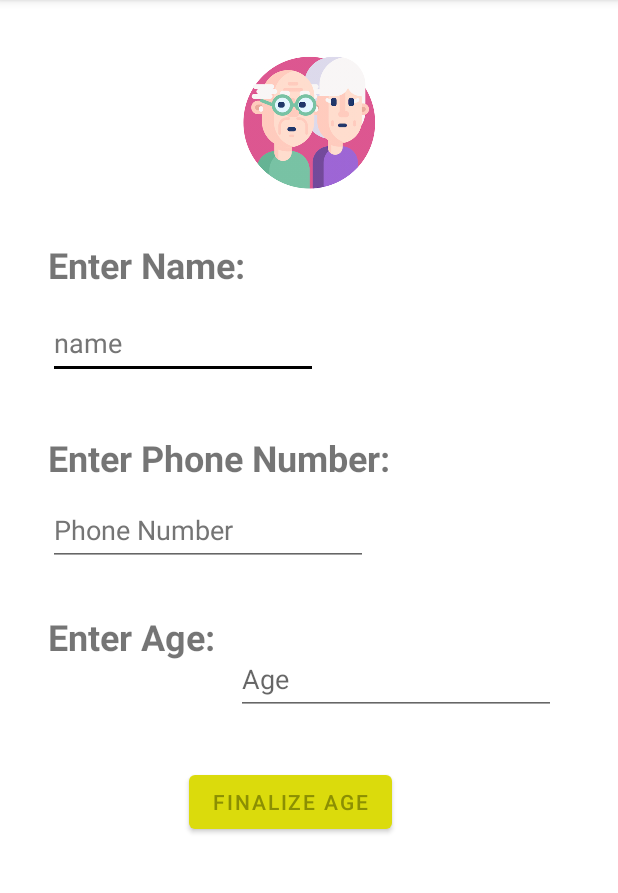
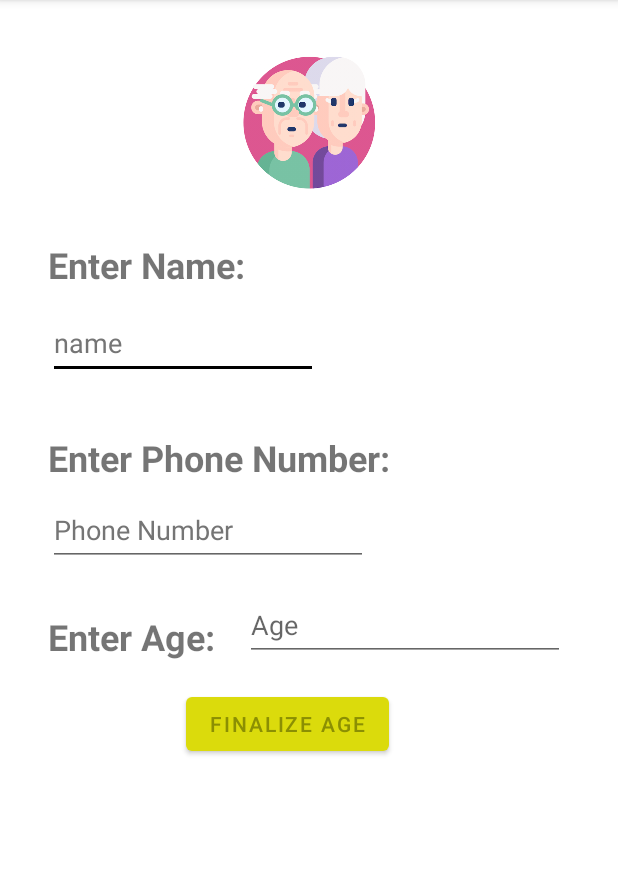
Before and after one commit to Sam0702/Oldify, an Android app: the SignUp screen opened directly, with no data from a screen before it, on a phone screen of 412 x 824 dp, the part 84-977 px from its top. Run offline under Robolectric (Android 15) with nearby library versions, the phone set to English and light mode, and no system bars.

Commit message:
Did some changes

```diff
--- a/app/src/main/AndroidManifest.xml
+++ b/app/src/main/AndroidManifest.xml
@@ -9,6 +9,9 @@
         android:roundIcon="@mipmap/ic_launcher_round"
         android:supportsRtl="true"
         android:theme="@style/Theme.Oldify">
+        <activity
+            android:name=".signIn_Security"
+            android:exported="false" />
         <activity
             android:name=".SignUp"
             android:exported="false" />
--- a/app/src/main/java/com/jc897407/oldify/ActionPage.java
+++ b/app/src/main/java/com/jc897407/oldify/ActionPage.java
@@ -33,6 +33,7 @@ public class ActionPage extends AppCompatActivity {
         medicinetxt = findViewById(R.id.medicinetxt);
         seekBar = findViewById(R.id.seekBar);
 
+        // Increase the text size using SeekBar
         seekBar.setOnSeekBarChangeListener(new SeekBar.OnSeekBarChangeListener() {
             @Override
             public void onProgressChanged(SeekBar seekBar, int progress, boolean fromUser) {
@@ -86,7 +87,6 @@ public class ActionPage extends AppCompatActivity {
 
         // calling the action bar
         ActionBar actionBar = getSupportActionBar();
-
         // showing the back button in action bar
         assert actionBar != null;
         actionBar.setDisplayHomeAsUpEnabled(true);
@@ -111,6 +111,4 @@ public class ActionPage extends AppCompatActivity {
         return super.onOptionsItemSelected(item);
     }
 
-
-
 }
--- a/app/src/main/java/com/jc897407/oldify/SignUp.java
+++ b/app/src/main/java/com/jc897407/oldify/SignUp.java
@@ -28,10 +28,16 @@ public class SignUp extends AppCompatActivity {
         // showing the back button in action bar
         assert actionBar != null;
         actionBar.setDisplayHomeAsUpEnabled(true);
-
-        Button sigBtn = findViewById(R.id.signup);
-        sigBtn.setOnClickListener(view -> {
+        //Signin without OTP
+        Button signup = findViewById(R.id.signup);
+        signup.setOnClickListener(view -> {
             Intent intent = new Intent(this, signIn.class);
+            startActivity(intent);
+        });
+        //Signin With OTP
+        Button signup2 = findViewById(R.id.signup2);
+        signup2.setOnClickListener(view -> {
+            Intent intent = new Intent(this, signIn_Security.class);
             startActivity(intent);
         });
 
--- a/app/src/main/res/layout/activity_sign_up.xml
+++ b/app/src/main/res/layout/activity_sign_up.xml
@@ -98,48 +98,48 @@
         app:layout_constraintTop_toTopOf="parent" />
 
     <Button
+        android:id="@+id/signup2"
+        android:layout_width="wrap_content"
+        android:layout_height="wrap_content"
+        android:layout_marginStart="84dp"
+        android:layout_marginBottom="136dp"
+        android:text="Sign up with security"
+        android:visibility="invisible"
+        app:layout_constraintBottom_toBottomOf="parent"
+        app:layout_constraintStart_toStartOf="parent" />
+
+    <Button
         android:id="@+id/signup"
         android:layout_width="wrap_content"
         android:layout_height="wrap_content"
-        android:layout_marginStart="123dp"
-        android:layout_marginBottom="14dp"
+        android:layout_marginStart="124dp"
+        android:layout_marginBottom="16dp"
         android:text="Easy Sign Up"
         android:visibility="invisible"
         app:layout_constraintBottom_toTopOf="@+id/signup2"
         app:layout_constraintStart_toStartOf="parent" />
 
     <Button
-        android:id="@+id/signup2"
-        android:layout_width="wrap_content"
-        android:layout_height="wrap_content"
-        android:layout_marginStart="86dp"
-        android:layout_marginBottom="66dp"
-        android:text="Sign up with security"
-        android:visibility="invisible"
-        app:layout_constraintBottom_toBottomOf="parent"
-        app:layout_constraintStart_toStartOf="parent" />
-
-    <Button
         android:id="@+id/age_button"
         android:layout_width="wrap_content"
         android:layout_height="wrap_content"
-        android:layout_marginStart="126dp"
-        android:layout_marginBottom="33dp"
+        android:layout_marginStart="124dp"
+        android:layout_marginTop="18dp"
         android:text="Finalize age"
-        app:layout_constraintBottom_toTopOf="@+id/signup"
-        app:layout_constraintStart_toStartOf="parent" />
+        app:layout_constraintStart_toStartOf="parent"
+        app:layout_constraintTop_toBottomOf="@+id/textView4" />
 
     <EditText
         android:id="@+id/age"
         android:layout_width="wrap_content"
         android:layout_height="wrap_content"
-        android:layout_marginStart="14dp"
-        android:layout_marginBottom="34dp"
+        android:layout_marginStart="20dp"
+        android:layout_marginTop="15dp"
         android:ems="10"
         android:hint="Age"
         android:inputType="numberDecimal"
         android:minHeight="48dp"
-        app:layout_constraintBottom_toTopOf="@+id/age_button"
-        app:layout_constraintStart_toEndOf="@+id/textView4" />
+        app:layout_constraintStart_toEndOf="@+id/textView4"
+        app:layout_constraintTop_toBottomOf="@+id/editTextTextPersonName2" />
 
 </androidx.constraintlayout.widget.ConstraintLayout>
```
Also changed, not shown: app/src/main/java/com/jc897407/oldify/signIn_Security.java (added, +58 -0 lines), app/src/main/res/layout/activity_sign_in.xml (+82 -123 lines), app/src/main/res/layout/activity_sign_in_security.xml (added, +164 -0 lines).
